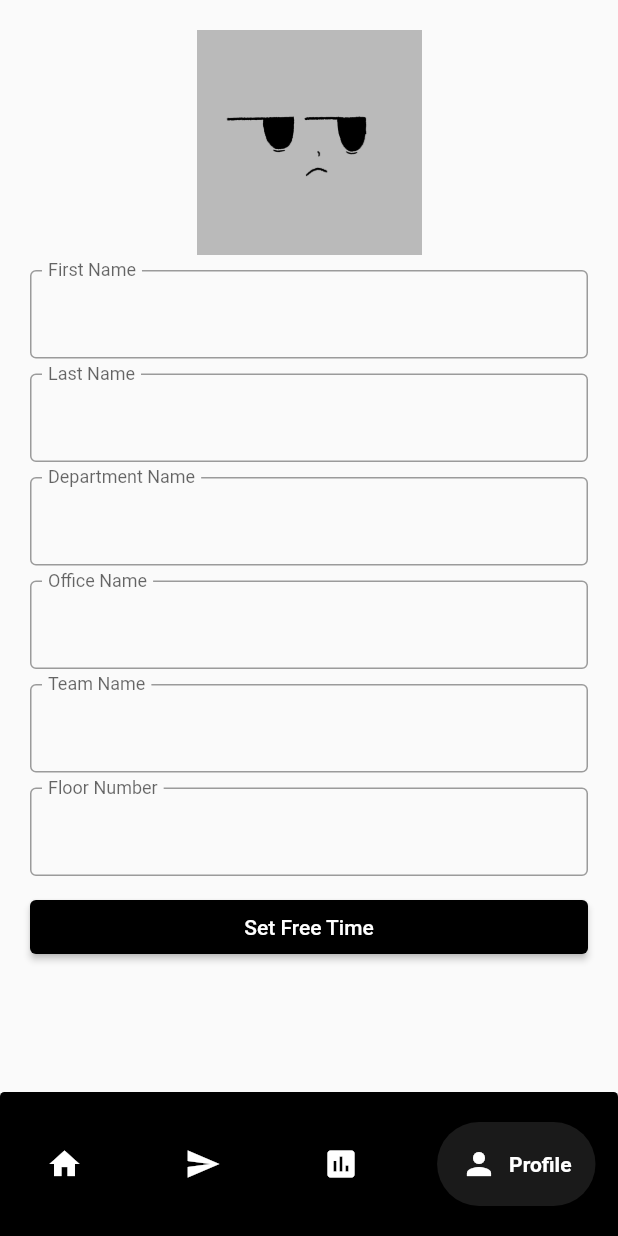
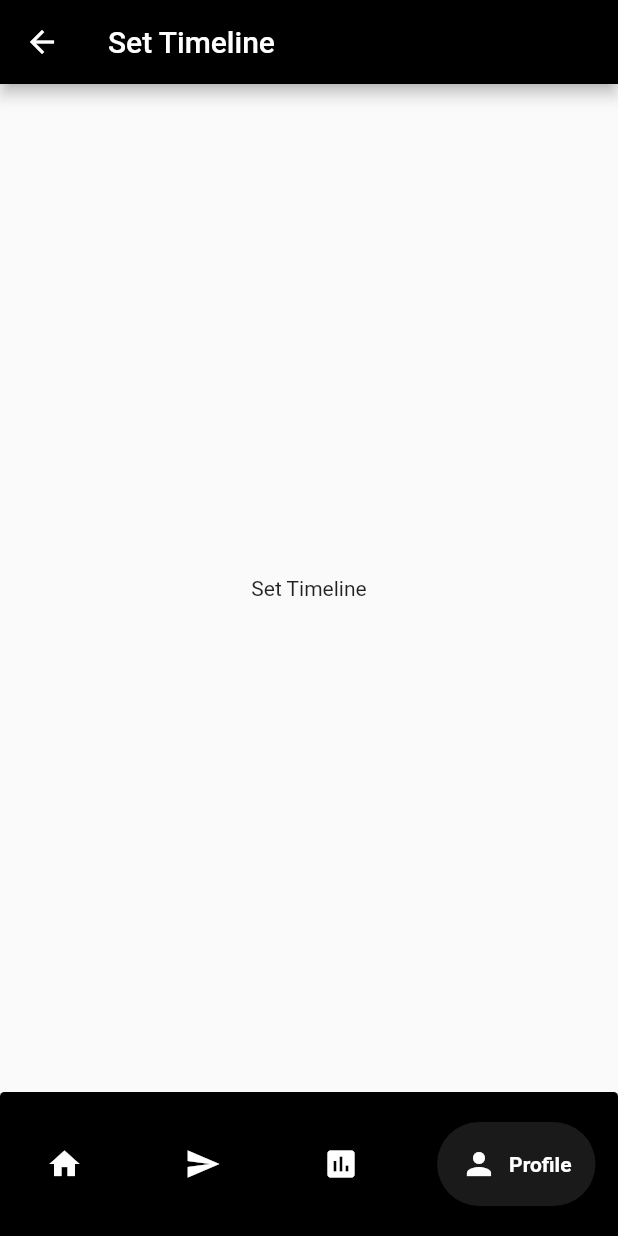
Before and after one commit to Catalin-Lucian/ItMarathon2023-frontend, a Flutter app: the SessionView screen opened directly, item 4 of the bottom bar chosen, after a tap on "Set Free Time", on a phone screen of 412 x 824 dp. Run offline on Flutter 3.47's test engine with Material 2 defaults, Android fonts, the phone set to English and light mode, and no system bars; drawn by our look-alikes of google_nav_bar; our stand-ins replace easy_search_bar, flutter_bloc, shared_preferences; accounts and stored records are empty; network calls fail.

Commit message:
added go to set

```diff
--- a/invite_for_a_break/lib/config/config.dart
+++ b/invite_for_a_break/lib/config/config.dart
@@ -1,4 +1,4 @@
 // config class that holds the base url of the api
 class Config {
-  static const String baseUrl = 'http://192.168.251.31:5051/api';
+  static const String baseUrl = 'http://192.168.58.165:5051/api';
 }
--- a/invite_for_a_break/lib/src/bloc/main/main_navigator.dart
+++ b/invite_for_a_break/lib/src/bloc/main/main_navigator.dart
@@ -2,11 +2,12 @@ import 'package:flutter/material.dart';
 import 'package:flutter_bloc/flutter_bloc.dart';
 import 'package:invite_for_a_break/src/bloc/main/main_cubit.dart';
 import 'package:invite_for_a_break/src/bloc/main/main_state.dart';
+import 'package:invite_for_a_break/src/bloc/profile/profile_cubit.dart';
+import 'package:invite_for_a_break/src/bloc/profile/profile_navigator.dart';
 import 'package:invite_for_a_break/src/bloc/session/session_cubit.dart';
 import 'package:invite_for_a_break/src/repository/homepage_repo.dart';
 import 'package:invite_for_a_break/src/repository/profile_repo.dart';
 import 'package:invite_for_a_break/src/screens/main/home_view.dart';
-import 'package:invite_for_a_break/src/screens/main/profile_view.dart';
 import 'package:invite_for_a_break/src/screens/main/send_request_view.dart';
 import 'package:invite_for_a_break/src/screens/main/view_requests_view.dart';
 
@@ -40,7 +41,9 @@ class MainNavigator extends StatelessWidget {
               child: RepositoryProvider(
                 create: (context) =>
                     ProfileRepo(sessionCubit: context.read<SessionCubit>()),
-                child: ProfileView(),
+                child: BlocProvider(
+                    create: (context) => ProfileCubit(),
+                    child: ProfileNavigator()),
               ),
             ),
         ],
--- /dev/null
+++ b/invite_for_a_break/lib/src/bloc/profile/profile_cubit.dart
@@ -0,0 +1,11 @@
+import 'package:flutter_bloc/flutter_bloc.dart';
+
+enum ProfileNavState { main, setFreeTime, viewFreeTime }
+
+class ProfileCubit extends Cubit<ProfileNavState> {
+  ProfileCubit() : super(ProfileNavState.main);
+
+  void gotoMain() => emit(ProfileNavState.main);
+  void gotoSetFreeTime() => emit(ProfileNavState.setFreeTime);
+  void gotoViewFreeTime() => emit(ProfileNavState.viewFreeTime);
+}
--- /dev/null
+++ b/invite_for_a_break/lib/src/bloc/profile/profile_navigator.dart
@@ -0,0 +1,38 @@
+import 'package:flutter/material.dart';
+import 'package:flutter_bloc/flutter_bloc.dart';
+import 'package:invite_for_a_break/src/bloc/profile/profile_cubit.dart';
+import 'package:invite_for_a_break/src/screens/main/profile_view.dart';
+import 'package:invite_for_a_break/src/screens/main/set_timeline.dart';
+import 'package:invite_for_a_break/src/screens/main/view_timeline.dart';
+
+class ProfileNavigator extends StatelessWidget {
+  const ProfileNavigator({Key? key}) : super(key: key);
+
+  @override
+  Widget build(BuildContext context) {
+    return BlocBuilder<ProfileCubit, ProfileNavState>(
+        builder: (context, state) {
+      return Navigator(
+        pages: [
+          // profile view
+          if (state == ProfileNavState.main)
+            MaterialPage(
+              child: ProfileView(),
+            ),
+
+          // set free time
+          if (state == ProfileNavState.setFreeTime)
+            MaterialPage(
+              child: SetTimeLineView(),
+            ),
+
+          // view free time
+          if (state == ProfileNavState.viewFreeTime)
+            MaterialPage(
+              child: ViewimeLineView(),
+            )
+        ],
+      );
+    });
+  }
+}
--- a/invite_for_a_break/lib/src/screens/main/profile_view.dart
+++ b/invite_for_a_break/lib/src/screens/main/profile_view.dart
@@ -1,19 +1,22 @@
 import 'package:flutter/material.dart';
 import 'package:flutter_bloc/flutter_bloc.dart';
 import 'package:invite_for_a_break/src/bloc/profile/profile_bloc.dart';
+import 'package:invite_for_a_break/src/bloc/profile/profile_cubit.dart';
 import 'package:invite_for_a_break/src/bloc/profile/profile_event.dart';
 import 'package:invite_for_a_break/src/bloc/profile/profile_state.dart';
 import 'package:invite_for_a_break/src/repository/profile_repo.dart';
+import 'package:invite_for_a_break/src/screens/main/set_timeline.dart';
 
 class ProfileView extends StatelessWidget {
-  const ProfileView({Key? key}) : super(key: key);
+  final int? userId;
+  const ProfileView({Key? key, this.userId}) : super(key: key);
 
   @override
   Widget build(BuildContext context) {
     return BlocProvider(
       create: (context) => ProfileBloc(
         profileRepo: context.read<ProfileRepo>(),
-      )..add(ProfileLoading(userId: null)),
+      )..add(ProfileLoading(userId: userId)),
       child: Scaffold(
         body: _form(),
         floatingActionButton: _saveChangesButton(),
@@ -177,9 +180,14 @@ class ProfileView extends StatelessWidget {
     return BlocBuilder<ProfileBloc, ProfileState>(
       builder: (context, state) {
         return state.myProfile
-            ? ElevatedButton(
-                onPressed: () {},
-                child: Text("Set Free Time"),
+            ? BlocBuilder<ProfileCubit, ProfileNavState>(
+                builder: (context, state) {
+                  return ElevatedButton(
+                      onPressed: () {
+                        context.read<ProfileCubit>().gotoSetFreeTime();
+                      },
+                      child: Text("Set Free Time"));
+                },
               )
             : ElevatedButton(
                 onPressed: () {},
--- /dev/null
+++ b/invite_for_a_break/lib/src/screens/main/set_timeline.dart
@@ -0,0 +1,29 @@
+import 'package:flutter/material.dart';
+import 'package:flutter_bloc/flutter_bloc.dart';
+import 'package:invite_for_a_break/src/bloc/profile/profile_cubit.dart';
+
+class SetTimeLineView extends StatelessWidget {
+  const SetTimeLineView({Key? key}) : super(key: key);
+
+  @override
+  Widget build(BuildContext context) {
+    return BlocBuilder<ProfileCubit, ProfileNavState>(
+        builder: (context, state) {
+      return Scaffold(
+        appBar: AppBar(
+          // back button
+          leading: IconButton(
+            icon: Icon(Icons.arrow_back),
+            onPressed: () {
+              context.read<ProfileCubit>().gotoMain();
+            },
+          ),
+          title: Text("Set Timeline"),
+        ),
+        body: Center(
+          child: Text("Set Timeline"),
+        ),
+      );
+    });
+  }
+}
--- /dev/null
+++ b/invite_for_a_break/lib/src/screens/main/view_timeline.dart
@@ -0,0 +1,14 @@
+import 'package:flutter/material.dart';
+
+class ViewimeLineView extends StatelessWidget {
+  const ViewimeLineView({Key? key}) : super(key: key);
+
+  @override
+  Widget build(BuildContext context) {
+    return Scaffold(
+      body: Center(
+        child: Text("view Timeline"),
+      ),
+    );
+  }
+}
```
Also changed, not shown: invite_for_a_break/lib/src/models/time_interval.dart (added).
